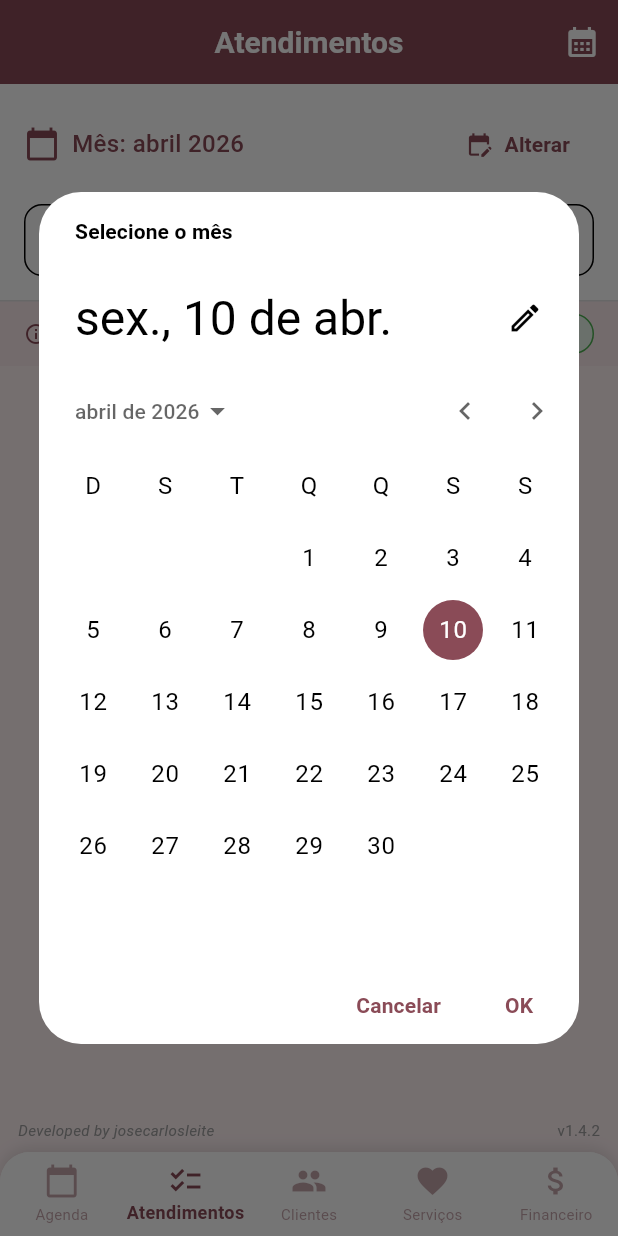
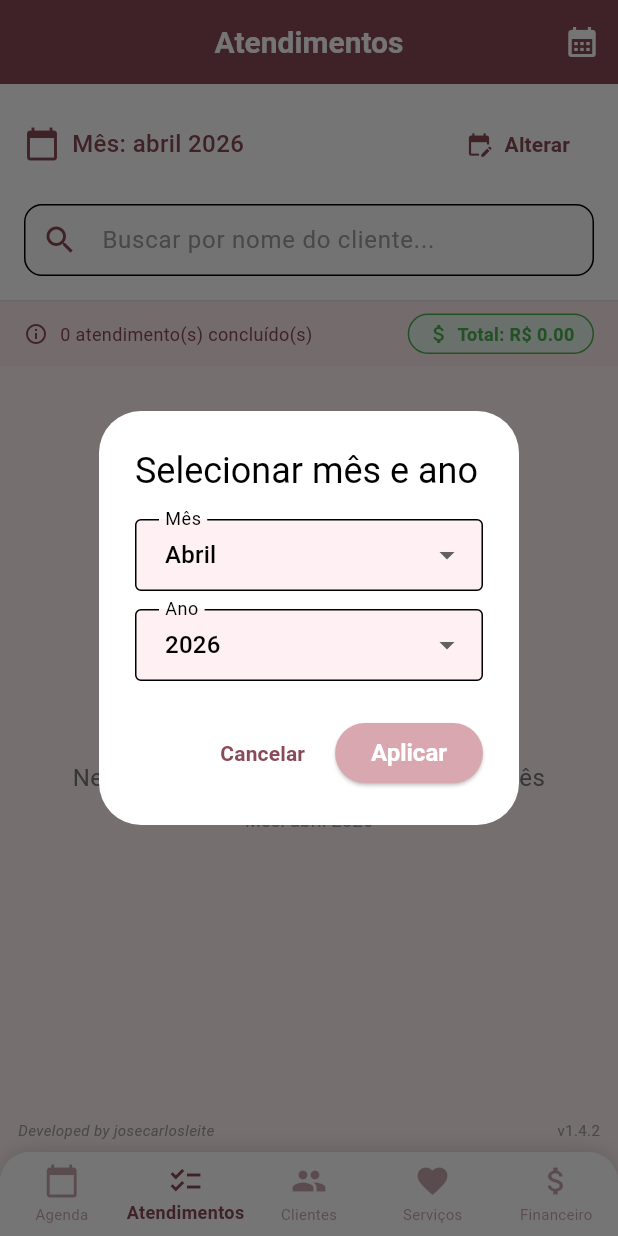
Before and after one commit to JCZerf/Agenda_luz_app, a Flutter app: the screen it shows after launch, item 2 of the bottom bar chosen, after a tap on "Alterar", on a phone screen of 412 x 824 dp. Run offline on Flutter 3.47's test engine with Material 3 defaults, Android fonts, the phone set to English and light mode, and no system bars; our stand-ins replace flutter_local_notifications, package_info_plus, share_plus, sqflite, timezone; accounts and stored records are empty.

Commit message:
Refactor date selection in Agenda and Atendimentos screens to use month/year dropdowns

```diff
--- a/lib/screens/agenda_screen.dart
+++ b/lib/screens/agenda_screen.dart
@@ -12,7 +12,7 @@ class AgendaScreen extends StatefulWidget {
 
 class _AgendaScreenState extends State<AgendaScreen> {
   int _abaSelecionada = 0;
-  DateTime _dataSelecionada = DateTime.now();
+  DateTime _mesSelecionado = DateTime(DateTime.now().year, DateTime.now().month);
 
   final List<String> opcoes = ['Diário', 'Semanal', 'Mensal'];
   List<Map<String, dynamic>> _todos = [];
@@ -77,14 +77,14 @@ class _AgendaScreenState extends State<AgendaScreen> {
   }
 
   List<Map<String, dynamic>> _filtrar() {
-    final agora = _dataSelecionada;
+    final hoje = DateTime.now();
     if (_abaSelecionada == 0) {
       return _todos.where((a) {
         final data = DateTime.parse(a['data_hora']);
-        return data.year == agora.year && data.month == agora.month && data.day == agora.day;
+        return data.year == hoje.year && data.month == hoje.month && data.day == hoje.day;
       }).toList();
     } else if (_abaSelecionada == 1) {
-      final inicioSemana = agora.subtract(Duration(days: agora.weekday - 1));
+      final inicioSemana = hoje.subtract(Duration(days: hoje.weekday - 1));
       final fimSemana = inicioSemana.add(const Duration(days: 6));
       return _todos.where((a) {
         final data = DateTime.parse(a['data_hora']);
@@ -94,13 +94,100 @@ class _AgendaScreenState extends State<AgendaScreen> {
     } else {
       return _todos.where((a) {
         final data = DateTime.parse(a['data_hora']);
-        return data.year == agora.year && data.month == agora.month;
+        return data.year == _mesSelecionado.year && data.month == _mesSelecionado.month;
       }).toList();
     }
   }
 
-  bool _mesmoDia(DateTime a, DateTime b) {
-    return a.year == b.year && a.month == b.month && a.day == b.day;
+  bool _mesmoMes(DateTime a, DateTime b) {
+    return a.year == b.year && a.month == b.month;
+  }
+
+  String _nomeMes(int mes) {
+    final nome = DateFormat('MMMM', 'pt_BR').format(DateTime(2000, mes));
+    return toBeginningOfSentenceCase(nome) ?? nome;
+  }
+
+  Future<void> _selecionarMesAno() async {
+    int mesSelecionadoTemp = _mesSelecionado.month;
+    int anoSelecionadoTemp = _mesSelecionado.year;
+    final anoAtual = DateTime.now().year;
+    final anosDisponiveis = List<int>.generate((anoAtual + 5) - 2020 + 1, (i) => 2020 + i)
+        .reversed
+        .toList();
+
+    final DateTime? dataSelecionada = await showDialog<DateTime>(
+      context: context,
+      builder: (context) => StatefulBuilder(
+        builder: (context, setDialogState) => AlertDialog(
+          title: const Text('Selecionar mês e ano'),
+          content: Column(
+            mainAxisSize: MainAxisSize.min,
+            children: [
+              DropdownButtonFormField<int>(
+                value: mesSelecionadoTemp,
+                isExpanded: true,
+                decoration: const InputDecoration(
+                  labelText: 'Mês',
+                  border: OutlineInputBorder(),
+                ),
+                items: List.generate(12, (index) {
+                  final mes = index + 1;
+                  return DropdownMenuItem<int>(
+                    value: mes,
+                    child: Text(_nomeMes(mes)),
+                  );
+                }),
+                onChanged: (value) {
+                  if (value == null) return;
+                  setDialogState(() => mesSelecionadoTemp = value);
+                },
+              ),
+              const SizedBox(height: 12),
+              DropdownButtonFormField<int>(
+                value: anoSelecionadoTemp,
+                isExpanded: true,
+                decoration: const InputDecoration(
+                  labelText: 'Ano',
+                  border: OutlineInputBorder(),
+                ),
+                items: anosDisponiveis
+                    .map(
+                      (ano) => DropdownMenuItem<int>(
+                        value: ano,
+                        child: Text(ano.toString()),
+                      ),
+                    )
+                    .toList(),
+                onChanged: (value) {
+                  if (value == null) return;
+                  setDialogState(() => anoSelecionadoTemp = value);
+                },
+              ),
+            ],
+          ),
+          actions: [
+            TextButton(
+              onPressed: () => Navigator.pop(context),
+              child: const Text('Cancelar'),
+            ),
+            ElevatedButton(
+              onPressed: () => Navigator.pop(
+                context,
+                DateTime(anoSelecionadoTemp, mesSelecionadoTemp),
+              ),
+              child: const Text('Aplicar'),
+            ),
+          ],
+        ),
+      ),
+    );
+
+    if (dataSelecionada != null) {
+      setState(() {
+        _mesSelecionado = DateTime(dataSelecionada.year, dataSelecionada.month);
+      });
+    }
   }
 
   void _mostrarDetalhes(BuildContext context, Map<String, dynamic> a) {
@@ -435,6 +522,10 @@ class _AgendaScreenState extends State<AgendaScreen> {
     const rosaClaro = Color(0xFFFFF1F3);
     const rosaPrincipal = Color(0xFFD9A7B0);
     const rosaTexto = Color(0xFF8A4B57);
+    final hoje = DateTime.now();
+    final subtitulo = _abaSelecionada == 2
+        ? toBeginningOfSentenceCase(DateFormat("MMMM 'de' yyyy", 'pt_BR').format(_mesSelecionado))
+        : DateFormat('dd/MM/yyyy').format(hoje);
 
     return Scaffold(
       appBar: AppBar(
@@ -454,7 +545,7 @@ class _AgendaScreenState extends State<AgendaScreen> {
                   style: TextStyle(color: Colors.white, fontWeight: FontWeight.bold, fontSize: 18),
                 ),
                 Text(
-                  DateFormat('dd/MM/yyyy').format(_dataSelecionada),
+                  subtitulo,
                   style: TextStyle(
                     color: Colors.white.withOpacity(0.9),
                     fontSize: 14,
@@ -473,6 +564,7 @@ class _AgendaScreenState extends State<AgendaScreen> {
             },
             tooltip: 'Configurações',
           ),
+          if (_abaSelecionada == 2)
             Container(
               margin: const EdgeInsets.only(right: 8),
               decoration: BoxDecoration(
@@ -480,20 +572,9 @@ class _AgendaScreenState extends State<AgendaScreen> {
                 borderRadius: BorderRadius.circular(8),
               ),
               child: IconButton(
-              icon: const Icon(Icons.date_range, color: Colors.white),
-              onPressed: () async {
-                final selecionada = await showDatePicker(
-                  context: context,
-                  initialDate: _dataSelecionada,
-                  firstDate: DateTime(2020),
-                  lastDate: DateTime(2100),
-                );
-                if (selecionada != null) {
-                  setState(() {
-                    _dataSelecionada = selecionada;
-                  });
-                }
-              },
+                icon: const Icon(Icons.calendar_month, color: Colors.white),
+                onPressed: _selecionarMesAno,
+                tooltip: 'Selecionar mês/ano',
               ),
             ),
         ],
@@ -557,7 +638,7 @@ class _AgendaScreenState extends State<AgendaScreen> {
                   }),
                 ),
               ),
-              if (!_mesmoDia(_dataSelecionada, DateTime.now()))
+              if (_abaSelecionada == 2 && !_mesmoMes(_mesSelecionado, DateTime.now()))
                 Container(
                   color: rosaClaro,
                   padding: const EdgeInsets.symmetric(horizontal: 16, vertical: 8),
@@ -571,13 +652,12 @@ class _AgendaScreenState extends State<AgendaScreen> {
                       child: TextButton.icon(
                         onPressed: () {
                           setState(() {
-                            _dataSelecionada = DateTime.now();
-                            _abaSelecionada = 0;
+                            _mesSelecionado = DateTime(hoje.year, hoje.month);
                           });
                         },
-                        icon: const Icon(Icons.today, color: rosaTexto, size: 18),
+                        icon: const Icon(Icons.calendar_today, color: rosaTexto, size: 18),
                         label: const Text(
-                          'Voltar para Hoje',
+                          'Voltar para Mês Atual',
                           style: TextStyle(
                             color: rosaTexto,
                             fontWeight: FontWeight.w600,
--- a/lib/screens/atendimentos_screen.dart
+++ b/lib/screens/atendimentos_screen.dart
@@ -87,22 +87,91 @@ class _AtendimentosScreenState extends State<AtendimentosScreen> {
     }
   }
 
+  String _nomeMes(int mes) {
+    final nome = DateFormat('MMMM', 'pt_BR').format(DateTime(2000, mes));
+    return toBeginningOfSentenceCase(nome) ?? nome;
+  }
+
   void _selecionarMes() async {
-    final DateTime? dataSelecionada = await showDatePicker(
+    int mesSelecionadoTemp = _mesSelecionado.month;
+    int anoSelecionadoTemp = _mesSelecionado.year;
+    final anoAtual = DateTime.now().year;
+    final anosDisponiveis = List<int>.generate((anoAtual + 5) - 2020 + 1, (i) => 2020 + i)
+        .reversed
+        .toList();
+
+    final DateTime? dataSelecionada = await showDialog<DateTime>(
       context: context,
-      initialDate: _mesSelecionado,
-      firstDate: DateTime(2020),
-      lastDate: DateTime.now().add(const Duration(days: 365)),
-      helpText: 'Selecione o mês',
-      fieldLabelText: 'Mês',
-      locale: const Locale('pt', 'BR'),
+      builder: (context) => StatefulBuilder(
+        builder: (context, setDialogState) => AlertDialog(
+          title: const Text('Selecionar mês e ano'),
+          content: Column(
+            mainAxisSize: MainAxisSize.min,
+            children: [
+              DropdownButtonFormField<int>(
+                value: mesSelecionadoTemp,
+                isExpanded: true,
+                decoration: const InputDecoration(
+                  labelText: 'Mês',
+                  border: OutlineInputBorder(),
+                ),
+                items: List.generate(12, (index) {
+                  final mes = index + 1;
+                  return DropdownMenuItem<int>(
+                    value: mes,
+                    child: Text(_nomeMes(mes)),
+                  );
+                }),
+                onChanged: (value) {
+                  if (value == null) return;
+                  setDialogState(() => mesSelecionadoTemp = value);
+                },
+              ),
+              const SizedBox(height: 12),
+              DropdownButtonFormField<int>(
+                value: anoSelecionadoTemp,
+                isExpanded: true,
+                decoration: const InputDecoration(
+                  labelText: 'Ano',
+                  border: OutlineInputBorder(),
+                ),
+                items: anosDisponiveis
+                    .map(
+                      (ano) => DropdownMenuItem<int>(
+                        value: ano,
+                        child: Text(ano.toString()),
+                      ),
+                    )
+                    .toList(),
+                onChanged: (value) {
+                  if (value == null) return;
+                  setDialogState(() => anoSelecionadoTemp = value);
+                },
+              ),
+            ],
+          ),
+          actions: [
+            TextButton(
+              onPressed: () => Navigator.pop(context),
+              child: const Text('Cancelar'),
+            ),
+            ElevatedButton(
+              onPressed: () => Navigator.pop(
+                context,
+                DateTime(anoSelecionadoTemp, mesSelecionadoTemp),
+              ),
+              child: const Text('Aplicar'),
+            ),
+          ],
+        ),
+      ),
     );
 
     if (dataSelecionada != null) {
       setState(() {
-        _mesSelecionado = dataSelecionada;
-        _filtrarAtendimentos();
+        _mesSelecionado = DateTime(dataSelecionada.year, dataSelecionada.month);
       });
+      _filtrarAtendimentos();
     }
   }
 
```
Lines whose indentation alone changed are shown as unchanged.
